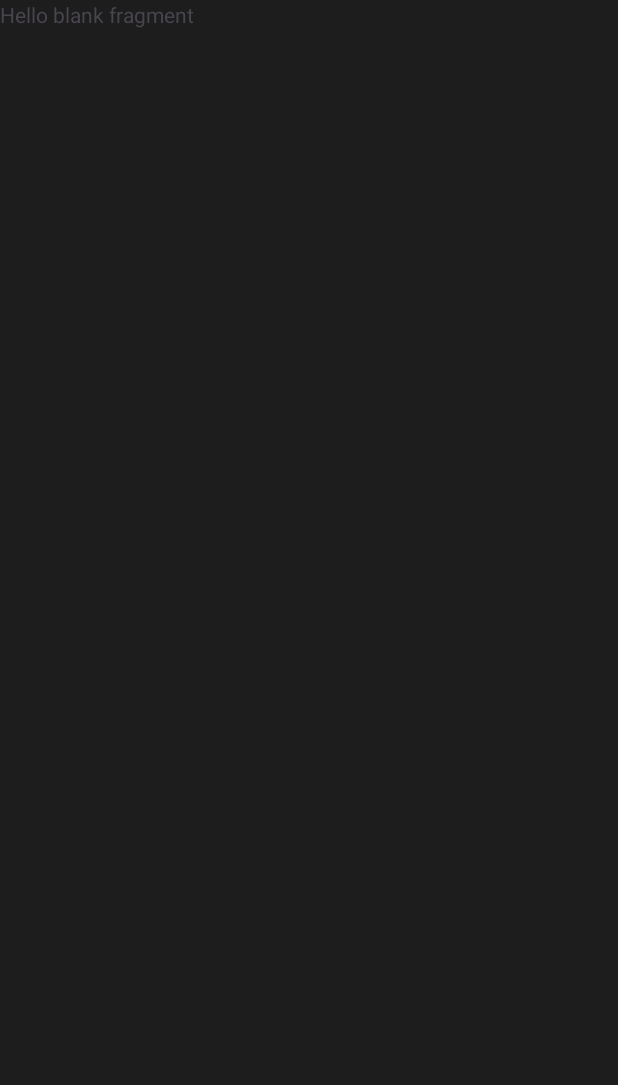
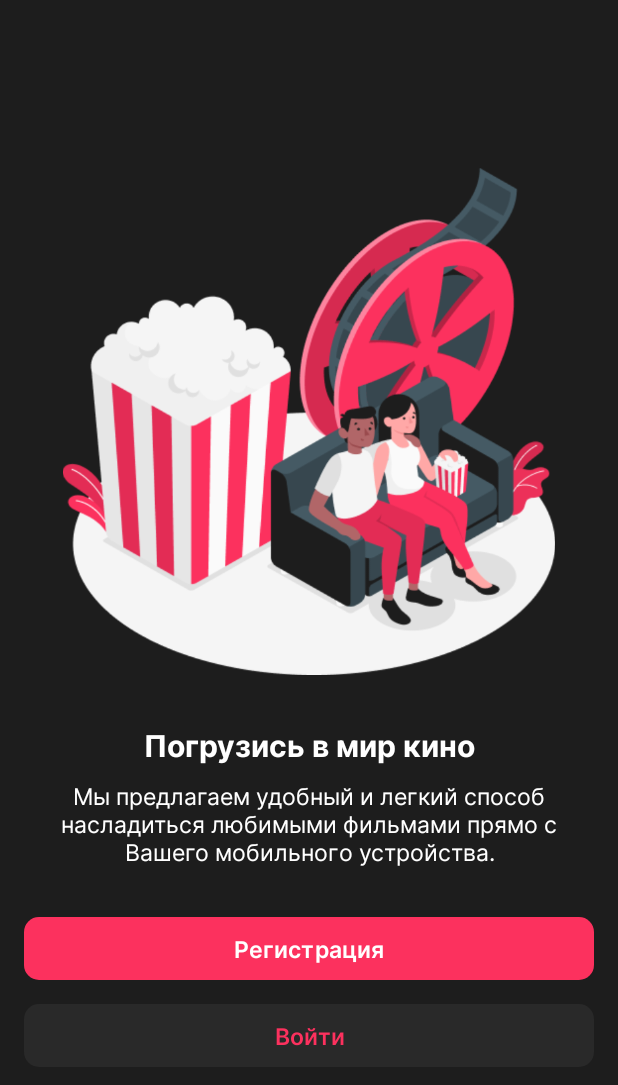
Before and after one commit to kubavsop/MovieCatalog, an Android app: the screen it shows after launch (MainActivity), on a phone screen of 412 x 824 dp. Before the commit the part shown is almost empty. Shown: the top 1085 px of the screen. Run offline under Robolectric (Android 15) with nearby library versions, the phone set to English and light mode, and no system bars; our stand-ins replace Dagger/Hilt's generated code.

Commit message:
Add screen Added a screen for registration and authorization

```diff
--- a/app/src/main/res/layout/fragment_auth_selection.xml
+++ b/app/src/main/res/layout/fragment_auth_selection.xml
@@ -1,12 +1,45 @@
 <?xml version="1.0" encoding="utf-8"?>
-<FrameLayout xmlns:android="http://schemas.android.com/apk/res/android"
+<LinearLayout xmlns:android="http://schemas.android.com/apk/res/android"
     xmlns:tools="http://schemas.android.com/tools"
     android:layout_width="match_parent"
     android:layout_height="match_parent"
+    android:gravity="center"
+    android:orientation="vertical"
+    android:padding="@dimen/padding_16"
     tools:context=".presentation.auth_selection.AuthSelectionFragment">
 
+    <ImageView
+        android:layout_width="match_parent"
+        android:layout_height="@dimen/auth_selection_image_height"
+        android:src="@drawable/auth_selection_image" />
+
     <TextView
+        style="@style/title_text_style"
+        android:layout_width="wrap_content"
+        android:layout_height="wrap_content"
+        android:layout_marginTop="@dimen/margin_32"
+        android:text="@string/cinema_world"
+        android:textAlignment="center"
+        android:textColor="@android:color/white" />
+
+    <TextView
+        style="@style/body_text_style"
+        android:layout_width="wrap_content"
+        android:layout_height="wrap_content"
+        android:layout_marginTop="@dimen/margin_8"
+        android:text="@string/enjoy_movies_on_mobile"
+        android:textAlignment="center"
+        android:textColor="@color/white" />
+
+    <Button
+        style="@style/accent_button_style"
         android:layout_width="match_parent"
-        android:layout_height="match_parent"
-        android:text="@string/hello_blank_fragment" />
-</FrameLayout>
+        android:layout_marginTop="@dimen/margin_32"
+        android:text="@string/registration" />
+
+    <Button
+        style="@style/auth_selection_login_button_style"
+        android:layout_width="match_parent"
+        android:layout_marginTop="@dimen/margin_16"
+        android:text="@string/login" />
+</LinearLayout>
```
